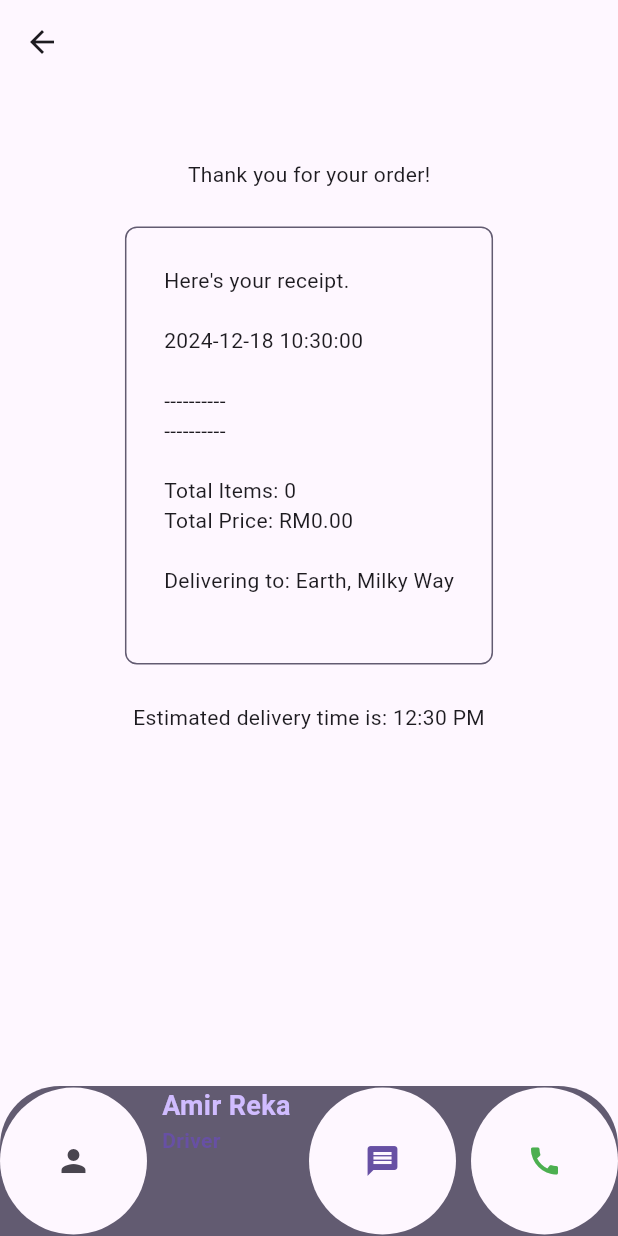
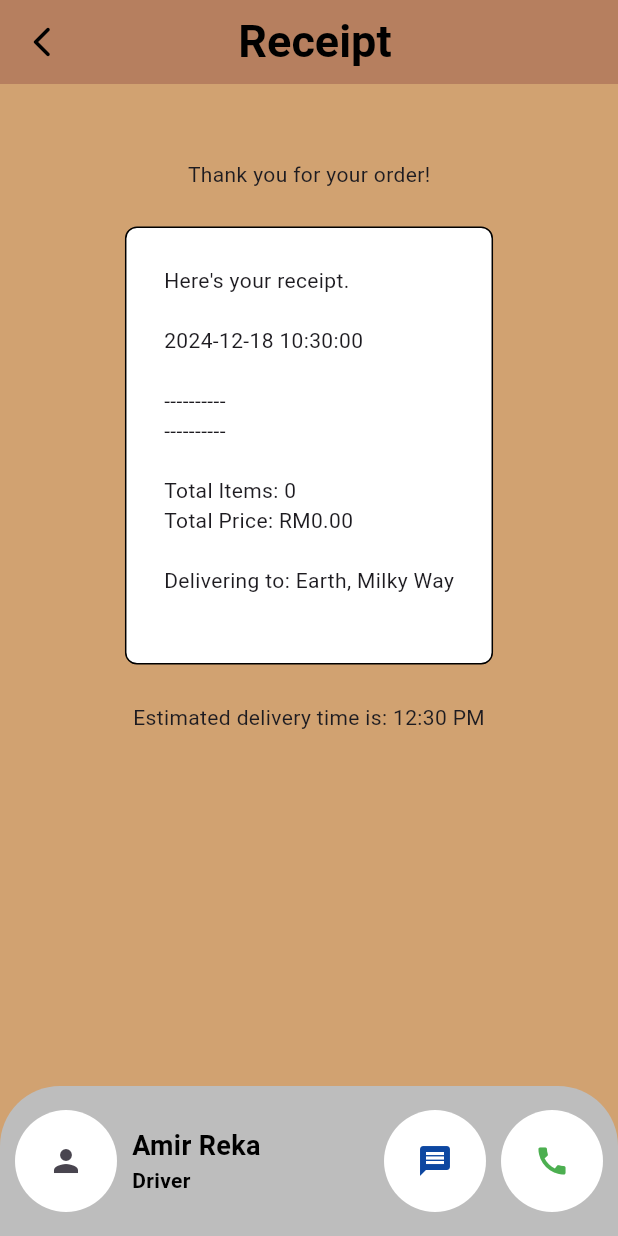
Before and after one commit to AmirLast/FYP-Along-s-Homemade-Cookies, a Flutter app: the DeliveryProgressPage screen opened directly, on a phone screen of 412 x 824 dp. Run offline on Flutter 3.47's test engine with Material 3 defaults, Android fonts, the light colour scheme and no system bars; our stand-ins replace cloud_firestore, firebase_auth, firebase_core, firebase_storage, flutter_credit_card, image_picker; accounts and stored records are empty; project files that could hold a hidden picture were left out.

Commit message:
demo 2 18 Dec

```diff
--- a/lib/components/my_receipt.dart
+++ b/lib/components/my_receipt.dart
@@ -17,7 +17,8 @@ class MyReceipt extends StatelessWidget {
             const SizedBox(height: 25),
             Container(
               decoration: BoxDecoration(
-                border: Border.all(color: Theme.of(context).colorScheme.secondary),
+                border: Border.all(color: Colors.black),
+                color: Colors.white,
                 borderRadius: BorderRadius.circular(8),
               ),
               padding: const EdgeInsets.all(25),
--- a/lib/pages/customer/deliveryprogresspage.dart
+++ b/lib/pages/customer/deliveryprogresspage.dart
@@ -27,8 +27,33 @@ class _DeliveryProgressPageState extends State<DeliveryProgressPage> {
   @override
   Widget build(BuildContext context) {
     return Scaffold(
+      backgroundColor: const Color(0xffd1a271),
       appBar: AppBar(
-        backgroundColor: Colors.transparent,
+        backgroundColor: const Color(0xffB67F5F),
+        leading: IconButton(
+          icon: const Icon(
+            Icons.arrow_back_ios_new_rounded,
+            color: Colors.black,
+          ),
+          onPressed: () {
+            Navigator.pop(context);
+          },
+        ),
+        title: const Center(
+          child: Text(
+            "Receipt",
+            style: TextStyle(fontSize: 30, fontWeight: FontWeight.bold, color: Colors.black),
+          ),
+        ),
+        actions: [
+          IconButton(
+            onPressed: () => {},
+            icon: const Icon(
+              Icons.more_vert,
+              color: Colors.transparent,
+            ),
+          ),
+        ],
       ),
       bottomNavigationBar: _buildBottomNavBar(context),
       body: const Column(
@@ -44,21 +69,23 @@ class _DeliveryProgressPageState extends State<DeliveryProgressPage> {
     return Container(
       height: 100,
       decoration: BoxDecoration(
-        color: Theme.of(context).colorScheme.secondary,
+        color: Colors.grey.shade400,
         borderRadius: const BorderRadius.only(
           topLeft: Radius.circular(40),
           topRight: Radius.circular(40),
         ),
       ),
+      child: Padding(
+        padding: const EdgeInsets.fromLTRB(10, 0, 10, 0),
         child: Row(
           children: [
             //pfp of driver
             Container(
-            decoration: BoxDecoration(
-              color: Theme.of(context).colorScheme.surface,
+              decoration: const BoxDecoration(
+                color: Colors.white,
                 shape: BoxShape.circle,
               ),
-            padding: const EdgeInsets.all(25),
+              padding: const EdgeInsets.all(10),
               child: IconButton(
                 icon: const Icon(Icons.person),
                 onPressed: () {},
@@ -68,7 +95,8 @@ class _DeliveryProgressPageState extends State<DeliveryProgressPage> {
             const SizedBox(width: 10),
 
             //driver detail
-          Column(
+            const Column(
+              mainAxisAlignment: MainAxisAlignment.center,
               crossAxisAlignment: CrossAxisAlignment.start,
               children: [
                 Text(
@@ -76,14 +104,14 @@ class _DeliveryProgressPageState extends State<DeliveryProgressPage> {
                   style: TextStyle(
                     fontWeight: FontWeight.bold,
                     fontSize: 18,
-                  color: Theme.of(context).colorScheme.inversePrimary,
+                    color: Colors.black,
                   ),
                 ),
                 Text(
                   "Driver",
                   style: TextStyle(
                     fontWeight: FontWeight.bold,
-                  color: Theme.of(context).colorScheme.primary,
+                    color: Colors.black,
                   ),
                 ),
               ],
@@ -95,14 +123,14 @@ class _DeliveryProgressPageState extends State<DeliveryProgressPage> {
               children: [
                 //message button
                 Container(
-                decoration: BoxDecoration(
-                  color: Theme.of(context).colorScheme.surface,
+                  decoration: const BoxDecoration(
+                    color: Colors.white,
                     shape: BoxShape.circle,
                   ),
-                padding: const EdgeInsets.all(25),
+                  padding: const EdgeInsets.all(10),
                   child: IconButton(
                     icon: const Icon(Icons.message),
-                  color: Theme.of(context).colorScheme.primary,
+                    color: Colors.blue.shade900,
                     onPressed: () {},
                   ),
                 ),
@@ -111,11 +139,11 @@ class _DeliveryProgressPageState extends State<DeliveryProgressPage> {
 
                 //call button
                 Container(
-                decoration: BoxDecoration(
-                  color: Theme.of(context).colorScheme.surface,
+                  decoration: const BoxDecoration(
+                    color: Colors.white,
                     shape: BoxShape.circle,
                   ),
-                padding: const EdgeInsets.all(25),
+                  padding: const EdgeInsets.all(10),
                   child: IconButton(
                     icon: const Icon(Icons.call),
                     color: Colors.green,
@@ -126,6 +154,7 @@ class _DeliveryProgressPageState extends State<DeliveryProgressPage> {
             ),
           ],
         ),
+      ),
     );
   }
 }
```
Also changed, not shown: lib/pages/customer/cartpage.dart (+48 -19 lines), lib/pages/customer/paymentpage.dart (+38 -8 lines), lib/pages/customer/prodpage.dart (+31 -29 lines), lib/pages/customer/shoppage.dart (+6 -6 lines), lib/pages/customer/userhomepage.dart (+2 -6 lines). Lines whose indentation alone changed are shown as unchanged.
